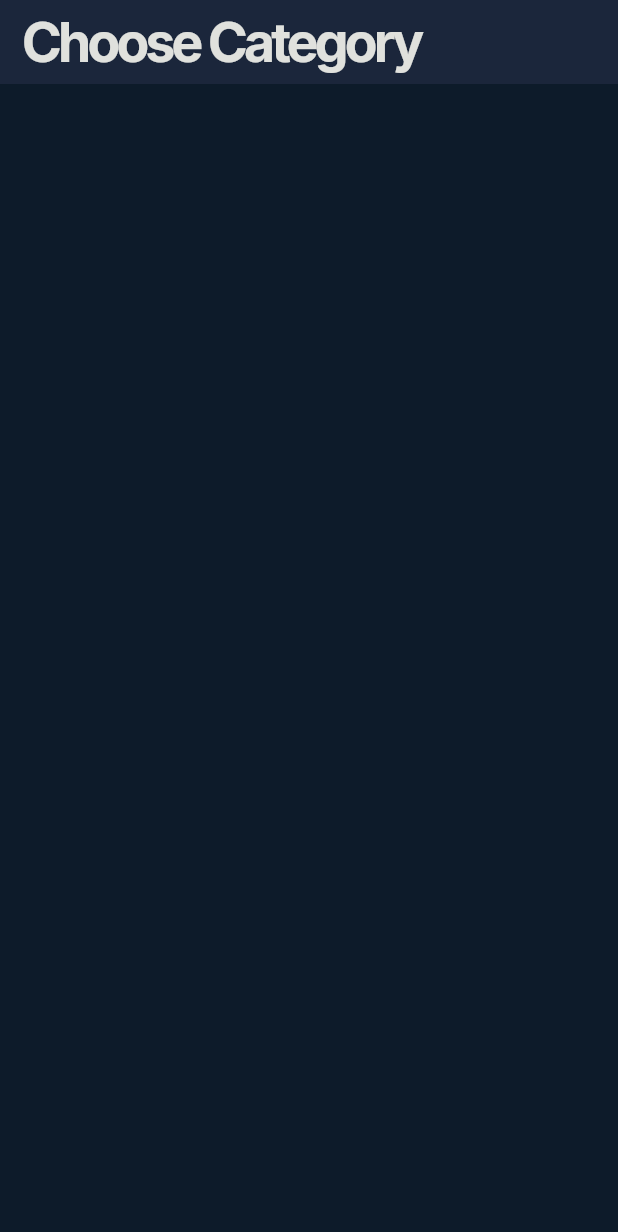
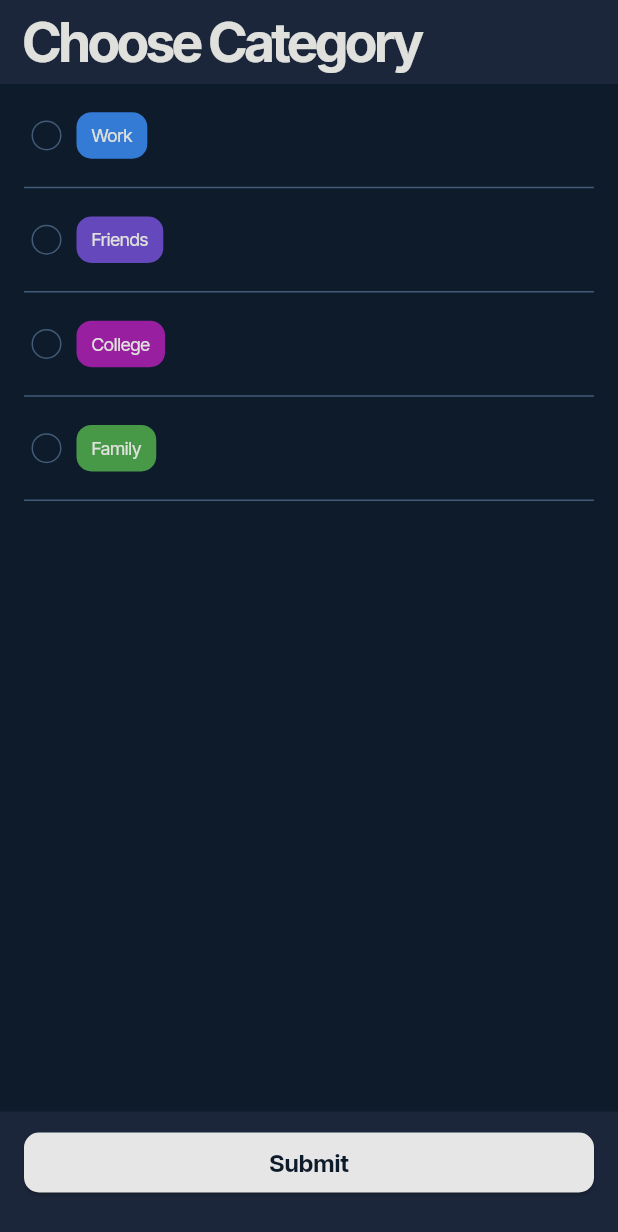
Before and after one commit to letha11/CategorEase, a Flutter app: the ChooseCategory screen opened by its route, on a phone screen of 412 x 824 dp. Shown: the top 1232 px of the screen. Run offline on Flutter 3.47's test engine with Material 3 defaults, Android fonts, the phone set to English and light mode, and no system bars; our stand-ins replace bloc, flutter_bloc, flutter_svg, go_router.

Commit message:
feat: implement choose category page

```diff
--- a/lib/config/routes/app_router.dart
+++ b/lib/config/routes/app_router.dart
@@ -1,5 +1,7 @@
 import 'package:categorease/feature/category/choose_category.dart';
+import 'package:categorease/feature/category/cubit/choose_category_cubit.dart';
 import 'package:flutter/material.dart';
+import 'package:flutter_bloc/flutter_bloc.dart';
 import 'package:go_router/go_router.dart';
 import '../../feature/home/home_page.dart';
 import '../../feature/authentication/presentation/login_page.dart';
@@ -24,7 +26,10 @@ final GoRouter appRouter = GoRouter(
     GoRoute(
       path: '/choose-category',
       builder: (BuildContext context, GoRouterState state) =>
-          const ChooseCategory(),
+          BlocProvider<ChooseCategoryCubit>(
+        create: (context) => ChooseCategoryCubit(),
+        child: ChooseCategory(),
+      ),
     ),
   ],
 );
--- a/lib/feature/authentication/presentation/register_page.dart
+++ b/lib/feature/authentication/presentation/register_page.dart
@@ -3,7 +3,6 @@ import 'dart:io';
 import 'package:categorease/config/theme/app_theme.dart';
 import 'package:categorease/utils/widgets/back_button.dart';
 import 'package:flutter/material.dart';
-import 'package:flutter/services.dart';
 import 'package:flutter_svg/svg.dart';
 import 'package:categorease/utils/extension.dart';
 
--- a/lib/feature/category/choose_category.dart
+++ b/lib/feature/category/choose_category.dart
@@ -1,4 +1,12 @@
+import 'package:categorease/config/routes/app_router.dart';
+import 'package:categorease/config/theme/app_theme.dart';
+import 'package:categorease/feature/category/cubit/choose_category_cubit.dart';
+import 'package:categorease/feature/category/model/category.dart';
+import 'package:categorease/feature/home/widgets/category_chip.dart';
+import 'package:categorease/utils/extension.dart';
 import 'package:flutter/material.dart';
+import 'package:flutter_bloc/flutter_bloc.dart';
+import 'package:go_router/go_router.dart';
 
 class ChooseCategory extends StatelessWidget {
   const ChooseCategory({super.key});
@@ -9,11 +17,118 @@ class ChooseCategory extends StatelessWidget {
       appBar: AppBar(
         title: const Text('Choose Category'),
       ),
-      // body: SingleChildScrollView(
-      //   child: Column(
-      //     children: [
-      //   ),
-      // ),
+      body: Stack(
+        children: [
+          CustomScrollView(
+            slivers: [
+              SliverPadding(
+                padding: const EdgeInsets.symmetric(horizontal: 16),
+                sliver: BlocBuilder<ChooseCategoryCubit, ChooseCategoryState>(
+                  builder: (context, state) {
+                    return SliverList(
+                      delegate: SliverChildBuilderDelegate(
+                        (context, i) => CategoryTile(
+                          category: state.categories[i],
+                          onTap: (category) {
+                            context
+                                .read<ChooseCategoryCubit>()
+                                .toggleCategory(category);
+                          },
+                          isActive: state.selectedCategories
+                              .contains(state.categories[i]),
+                        ),
+                        childCount: state.categories.length,
+                      ),
+                    );
+                  },
+                ),
+              ),
+            ],
+          ),
+          Positioned(
+            bottom: 0,
+            left: 0,
+            right: 0,
+            child: Container(
+              color: AppTheme.secondaryBackground,
+              padding: const EdgeInsets.fromLTRB(16, 10, 16, 25),
+              child: ElevatedButton(
+                onPressed: () async {
+                  GoRouter.of(context).go(
+                    '/home',
+                  );
+                },
+                child: Text(
+                  'Submit',
+                  style: AppTheme.textTheme.labelMedium,
+                ),
+              ),
+            ),
+          ),
+        ],
+      ),
     );
   }
 }
+
+class CategoryTile extends StatelessWidget {
+  const CategoryTile({
+    super.key,
+    required this.category,
+    required this.onTap,
+    this.isActive = false,
+  });
+
+  final Category category;
+  final Function(Category) onTap;
+  final bool isActive;
+
+  @override
+  Widget build(BuildContext context) {
+    return Column(
+      children: [
+        (12.5 / 2).heightMargin,
+        InkWell(
+          onTap: () => onTap(category),
+          child: Padding(
+            padding: const EdgeInsets.fromLTRB(5, 12.5, 5, 12.5),
+            child: Row(
+              children: [
+                Container(
+                  width: 20,
+                  height: 20,
+                  padding: const EdgeInsets.all(1),
+                  decoration: BoxDecoration(
+                    border: Border.all(
+                      color: AppTheme.primaryInput,
+                      width: 1,
+                    ),
+                    shape: BoxShape.circle,
+                  ),
+                  child: isActive
+                      ? Container(
+                          decoration: const BoxDecoration(
+                            shape: BoxShape.circle,
+                            color: AppTheme.activeColor,
+                          ),
+                        )
+                      : const SizedBox.shrink(),
+                ),
+                10.widthMargin,
+                CategoryChip(
+                  backgroundColor: category.hexColor.toColor(),
+                  category: category.name,
+                ),
+              ],
+            ),
+          ),
+        ),
+        (12.5 / 2).heightMargin,
+        const Divider(
+          height: 1,
+          color: AppTheme.primaryDivider,
+        )
+      ],
+    );
+  }
+}
--- /dev/null
+++ b/lib/feature/category/cubit/choose_category_cubit.dart
@@ -0,0 +1,35 @@
+import 'package:bloc/bloc.dart';
+import 'package:categorease/feature/category/model/category.dart';
+
+part 'choose_category_state.dart';
+
+class ChooseCategoryCubit extends Cubit<ChooseCategoryState> {
+  ChooseCategoryCubit()
+      : super(
+          ChooseCategoryState(
+            categories: [
+              Category(id: 1, name: 'Work', hexColor: '347BD5'),
+              Category(id: 2, name: 'Friends', hexColor: '6548BC'),
+              Category(id: 3, name: 'College', hexColor: '971FA0'),
+              Category(id: 4, name: 'Family', hexColor: '479948'),
+            ],
+            selectedCategories: [
+              Category(id: 1, name: 'Work', hexColor: '347BD5'),
+            ],
+          ),
+        );
+
+  void toggleCategory(Category category) {
+    final List<Category> selectedCategories = state.selectedCategories;
+    if (selectedCategories.contains(category)) {
+      selectedCategories.remove(category);
+    } else {
+      selectedCategories.add(category);
+    }
+    emit(
+      state.copyWith(
+        selectedCategories: selectedCategories,
+      ),
+    );
+  }
+}
--- /dev/null
+++ b/lib/feature/category/cubit/choose_category_state.dart
@@ -0,0 +1,21 @@
+part of 'choose_category_cubit.dart';
+
+final class ChooseCategoryState {
+  final List<Category> categories;
+  final List<Category> selectedCategories;
+
+  ChooseCategoryState({
+    required this.categories,
+    required this.selectedCategories,
+  });
+
+  ChooseCategoryState copyWith({
+    List<Category>? categories,
+    List<Category>? selectedCategories,
+  }) {
+    return ChooseCategoryState(
+      categories: categories ?? this.categories,
+      selectedCategories: selectedCategories ?? this.selectedCategories,
+    );
+  }
+}
--- a/lib/feature/home/widgets/chat_tile.dart
+++ b/lib/feature/home/widgets/chat_tile.dart
@@ -1,6 +1,5 @@
 import 'package:categorease/config/theme/app_theme.dart';
 import 'package:categorease/utils/extension.dart';
-import 'package:categorease/utils/widgets/back_button.dart';
 import 'package:flutter/material.dart';
 import 'package:flutter_svg/svg.dart';
 import 'package:go_router/go_router.dart';
@@ -152,6 +151,7 @@ class ChatTile extends StatelessWidget {
                 width: double.infinity,
                 child: ElevatedButton(
                   onPressed: () {
+                    context.pop();
                     context.push('/choose-category');
                   },
                   style: Theme.of(context).elevatedButtonTheme.style?.copyWith(
--- a/lib/utils/extension.dart
+++ b/lib/utils/extension.dart
@@ -12,7 +12,7 @@ extension DoubleMargin on double {
 
 extension HexColor on String {
   /// String is in the format "aabbcc" or "ffaabbcc" with an optional leading "#".
-  Color fromHex() {
+  Color toColor() {
     final buffer = StringBuffer();
     if (length == 6 || length == 7) buffer.write('ff');
     buffer.write(replaceFirst('#', ''));
```
